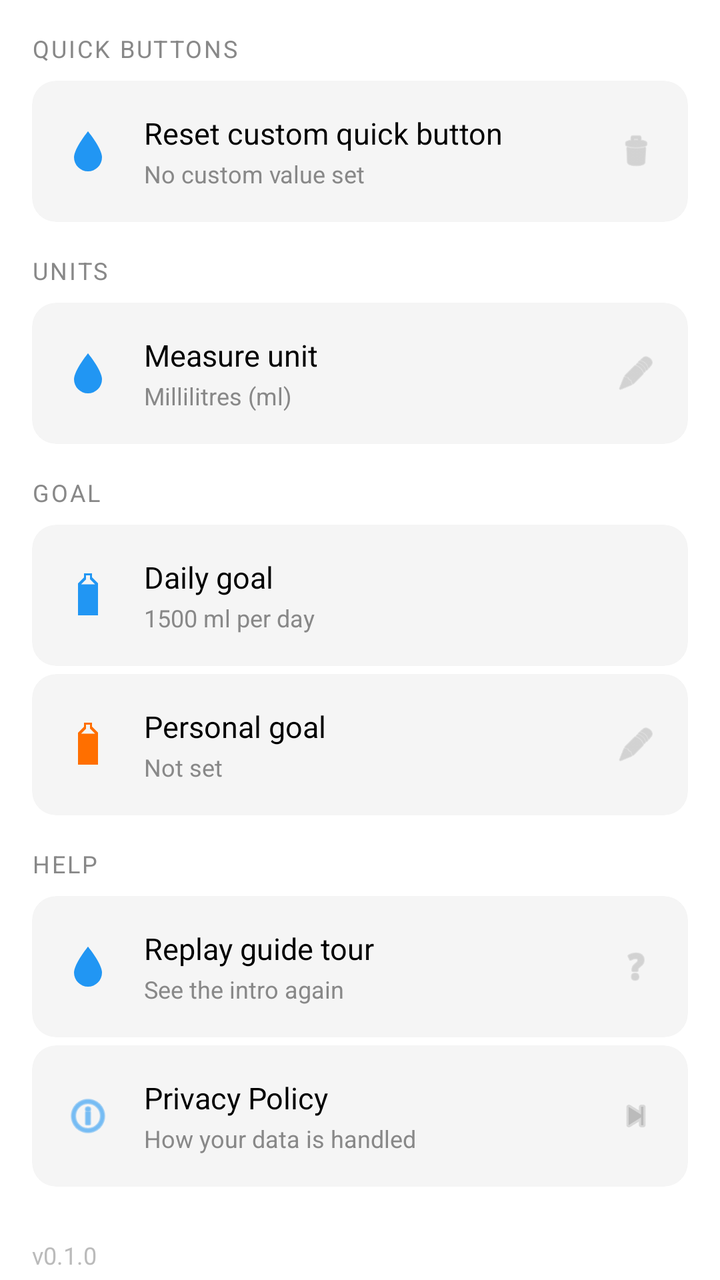
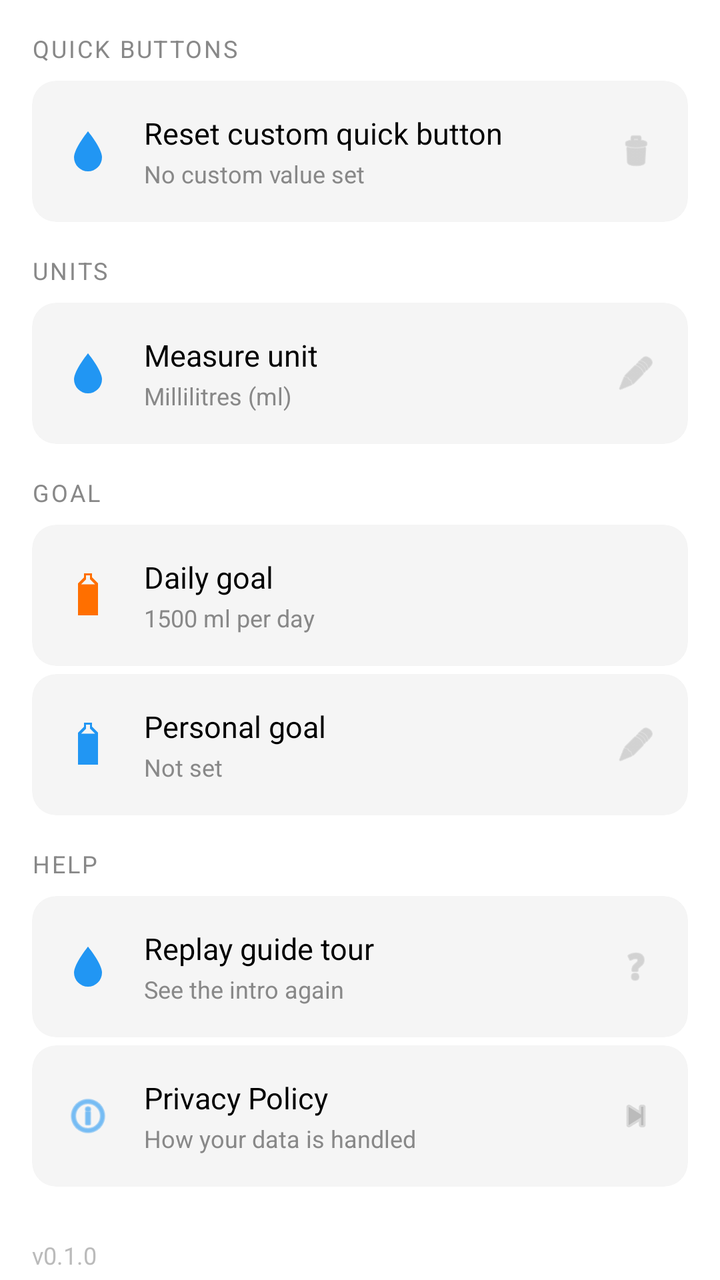

Before-and-after screenshots of an Android layout around one commit, followed by the original layout XML and the change that was made.
<!-- AndroidManifest.xml: application theme Theme.WaterReminder -->
<!-- res/layout/fragment_settings.xml -->
<?xml version="1.0" encoding="utf-8"?>
<androidx.core.widget.NestedScrollView xmlns:android="http://schemas.android.com/apk/res/android"
    xmlns:app="http://schemas.android.com/apk/res-auto"
    android:layout_width="match_parent"
    android:layout_height="match_parent"
    android:background="#FFFFFF">

    <LinearLayout
        android:layout_width="match_parent"
        android:layout_height="wrap_content"
        android:orientation="vertical"
        android:padding="16dp">

        
        <TextView
            android:layout_width="match_parent"
            android:layout_height="wrap_content"
            android:layout_marginBottom="8dp"
            android:text="Quick buttons"
            android:textColor="#888888"
            android:textSize="12sp"
            android:textAllCaps="true"
            android:letterSpacing="0.08" />

        <androidx.cardview.widget.CardView
            android:layout_width="match_parent"
            android:layout_height="wrap_content"
            android:layout_marginBottom="16dp"
            app:cardCornerRadius="12dp"
            app:cardElevation="0dp"
            app:cardBackgroundColor="#F5F5F5">

            <LinearLayout
                android:id="@+id/row_reset_custom"
                android:layout_width="match_parent"
                android:layout_height="wrap_content"
                android:orientation="horizontal"
                android:gravity="center_vertical"
                android:padding="16dp"
                android:background="?attr/selectableItemBackground"
                android:clickable="true"
                android:focusable="true">

                <ImageView
                    android:layout_width="24dp"
                    android:layout_height="24dp"
                    android:layout_marginEnd="16dp"
                    android:src="@drawable/ic_water_drop"
                    android:tint="#2196F3" />

                <LinearLayout
                    android:layout_width="0dp"
                    android:layout_height="wrap_content"
                    android:layout_weight="1"
                    android:orientation="vertical">

                    <TextView
                        android:layout_width="wrap_content"
                        android:layout_height="wrap_content"
                        android:text="Reset custom quick button"
                        android:textColor="#000000"
                        android:textSize="15sp" />

                    <TextView
                        android:id="@+id/text_custom_current"
                        android:layout_width="wrap_content"
                        android:layout_height="wrap_content"
                        android:layout_marginTop="2dp"
                        android:text="No custom value set"
                        android:textColor="#888888"
                        android:textSize="12sp" />

                </LinearLayout>

                <ImageView
                    android:layout_width="20dp"
                    android:layout_height="20dp"
                    android:src="@android:drawable/ic_menu_delete"
                    android:tint="#BBBBBB" />

            </LinearLayout>

        </androidx.cardview.widget.CardView>

        
        <TextView
            android:layout_width="match_parent"
            android:layout_height="wrap_content"
            android:layout_marginBottom="8dp"
            android:text="Units"
            android:textColor="#888888"
            android:textSize="12sp"
            android:textAllCaps="true"
            android:letterSpacing="0.08" />

        <androidx.cardview.widget.CardView
            android:layout_width="match_parent"
            android:layout_height="wrap_content"
            android:layout_marginBottom="16dp"
            app:cardCornerRadius="12dp"
            app:cardElevation="0dp"
            app:cardBackgroundColor="#F5F5F5">

            <LinearLayout
                android:id="@+id/row_set_unit"
                android:layout_width="match_parent"
                android:layout_height="wrap_content"
                android:orientation="horizontal"
                android:gravity="center_vertical"
                android:padding="16dp"
                android:background="?attr/selectableItemBackground"
                android:clickable="true"
                android:focusable="true">

                <ImageView
                    android:layout_width="24dp"
                    android:layout_height="24dp"
                    android:layout_marginEnd="16dp"
                    android:src="@drawable/ic_water_drop"
                    android:tint="#2196F3" />

                <LinearLayout
                    android:layout_width="0dp"
                    android:layout_height="wrap_content"
                    android:layout_weight="1"
                    android:orientation="vertical">

                    <TextView
                        android:layout_width="wrap_content"
                        android:layout_height="wrap_content"
                        android:text="Measure unit"
                        android:textColor="#000000"
                        android:textSize="15sp" />

                    <TextView
                        android:id="@+id/text_unit_current"
                        android:layout_width="wrap_content"
                        android:layout_height="wrap_content"
                        android:layout_marginTop="2dp"
                        android:text="Millilitres (ml)"
                        android:textColor="#888888"
                        android:textSize="12sp" />

                </LinearLayout>

                <ImageView
                    android:layout_width="20dp"
                    android:layout_height="20dp"
                    android:src="@android:drawable/ic_menu_edit"
                    android:tint="#BBBBBB" />

            </LinearLayout>

        </androidx.cardview.widget.CardView>

        
        <TextView
            android:layout_width="match_parent"
            android:layout_height="wrap_content"
            android:layout_marginBottom="8dp"
            android:text="Goal"
            android:textColor="#888888"
            android:textSize="12sp"
            android:textAllCaps="true"
            android:letterSpacing="0.08" />

        <androidx.cardview.widget.CardView
            android:layout_width="match_parent"
            android:layout_height="wrap_content"
            android:layout_marginBottom="2dp"
            app:cardCornerRadius="12dp"
            app:cardElevation="0dp"
            app:cardBackgroundColor="#F5F5F5">

            
            <LinearLayout
                android:layout_width="match_parent"
                android:layout_height="wrap_content"
                android:orientation="horizontal"
                android:gravity="center_vertical"
                android:padding="16dp">

                <ImageView
                    android:layout_width="24dp"
                    android:layout_height="24dp"
                    android:layout_marginEnd="16dp"
                    android:src="@drawable/ic_bottle_full"
                    android:tint="#2196F3" />

                <LinearLayout
                    android:layout_width="0dp"
                    android:layout_height="wrap_content"
                    android:layout_weight="1"
                    android:orientation="vertical">

                    <TextView
                        android:layout_width="wrap_content"
                        android:layout_height="wrap_content"
                        android:text="Daily goal"
                        android:textColor="#000000"
                        android:textSize="15sp" />

                    <TextView
                        android:layout_width="wrap_content"
                        android:layout_height="wrap_content"
                        android:layout_marginTop="2dp"
                        android:text="1500 ml per day"
                        android:textColor="#888888"
                        android:textSize="12sp" />

                </LinearLayout>

            </LinearLayout>

        </androidx.cardview.widget.CardView>

        <androidx.cardview.widget.CardView
            android:layout_width="match_parent"
            android:layout_height="wrap_content"
            android:layout_marginTop="2dp"
            android:layout_marginBottom="16dp"
            app:cardCornerRadius="12dp"
            app:cardElevation="0dp"
            app:cardBackgroundColor="#F5F5F5">

            
            <LinearLayout
                android:id="@+id/row_set_personal_goal"
                android:layout_width="match_parent"
                android:layout_height="wrap_content"
                android:orientation="horizontal"
                android:gravity="center_vertical"
                android:padding="16dp"
                android:background="?attr/selectableItemBackground"
                android:clickable="true"
                android:focusable="true">

                <ImageView
                    android:layout_width="24dp"
                    android:layout_height="24dp"
                    android:layout_marginEnd="16dp"
                    android:src="@drawable/ic_bottle_full"
                    android:tint="#FF6F00" />

                <LinearLayout
                    android:layout_width="0dp"
                    android:layout_height="wrap_content"
                    android:layout_weight="1"
                    android:orientation="vertical">

                    <TextView
                        android:layout_width="wrap_content"
                        android:layout_height="wrap_content"
                        android:text="Personal goal"
                        android:textColor="#000000"
                        android:textSize="15sp" />

                    <TextView
                        android:id="@+id/text_personal_goal_current"
                        android:layout_width="wrap_content"
                        android:layout_height="wrap_content"
                        android:layout_marginTop="2dp"
                        android:text="Not set"
                        android:textColor="#888888"
                        android:textSize="12sp" />

                </LinearLayout>

                <ImageView
                    android:layout_width="20dp"
                    android:layout_height="20dp"
                    android:src="@android:drawable/ic_menu_edit"
                    android:tint="#BBBBBB" />

            </LinearLayout>

        </androidx.cardview.widget.CardView>

        
        <TextView
            android:layout_width="match_parent"
            android:layout_height="wrap_content"
            android:layout_marginBottom="8dp"
            android:text="Help"
            android:textColor="#888888"
            android:textSize="12sp"
            android:textAllCaps="true"
            android:letterSpacing="0.08" />

        <androidx.cardview.widget.CardView
            android:layout_width="match_parent"
            android:layout_height="wrap_content"
            android:layout_marginBottom="2dp"
            app:cardCornerRadius="12dp"
            app:cardElevation="0dp"
            app:cardBackgroundColor="#F5F5F5">

            <LinearLayout
                android:id="@+id/row_replay_tour"
                android:layout_width="match_parent"
                android:layout_height="wrap_content"
                android:orientation="horizontal"
                android:gravity="center_vertical"
                android:padding="16dp"
                android:background="?attr/selectableItemBackground"
                android:clickable="true"
                android:focusable="true">

                <ImageView
                    android:layout_width="24dp"
                    android:layout_height="24dp"
                    android:layout_marginEnd="16dp"
                    android:src="@drawable/ic_water_drop"
                    android:tint="#2196F3" />

                <LinearLayout
                    android:layout_width="0dp"
                    android:layout_height="wrap_content"
                    android:layout_weight="1"
                    android:orientation="vertical">

                    <TextView
                        android:layout_width="wrap_content"
                        android:layout_height="wrap_content"
                        android:text="Replay guide tour"
                        android:textColor="#000000"
                        android:textSize="15sp" />

                    <TextView
                        android:layout_width="wrap_content"
                        android:layout_height="wrap_content"
                        android:layout_marginTop="2dp"
                        android:text="See the intro again"
                        android:textColor="#888888"
                        android:textSize="12sp" />

                </LinearLayout>

                <ImageView
                    android:layout_width="20dp"
                    android:layout_height="20dp"
                    android:src="@android:drawable/ic_menu_help"
                    android:tint="#BBBBBB" />

            </LinearLayout>

        </androidx.cardview.widget.CardView>

        <androidx.cardview.widget.CardView
            android:layout_width="match_parent"
            android:layout_height="wrap_content"
            android:layout_marginTop="2dp"
            android:layout_marginBottom="16dp"
            app:cardCornerRadius="12dp"
            app:cardElevation="0dp"
            app:cardBackgroundColor="#F5F5F5">

            <LinearLayout
                android:id="@+id/row_privacy_policy"
                android:layout_width="match_parent"
                android:layout_height="wrap_content"
                android:orientation="horizontal"
                android:gravity="center_vertical"
                android:padding="16dp"
                android:background="?attr/selectableItemBackground"
                android:clickable="true"
                android:focusable="true">

                <ImageView
                    android:layout_width="24dp"
                    android:layout_height="24dp"
                    android:layout_marginEnd="16dp"
                    android:src="@android:drawable/ic_menu_info_details"
                    android:tint="#2196F3" />

                <LinearLayout
                    android:layout_width="0dp"
                    android:layout_height="wrap_content"
                    android:layout_weight="1"
                    android:orientation="vertical">

                    <TextView
                        android:layout_width="wrap_content"
                        android:layout_height="wrap_content"
                        android:text="Privacy Policy"
                        android:textColor="#000000"
                        android:textSize="15sp" />

                    <TextView
                        android:layout_width="wrap_content"
                        android:layout_height="wrap_content"
                        android:layout_marginTop="2dp"
                        android:text="How your data is handled"
                        android:textColor="#888888"
                        android:textSize="12sp" />

                </LinearLayout>

                <ImageView
                    android:layout_width="20dp"
                    android:layout_height="20dp"
                    android:src="@android:drawable/ic_media_next"
                    android:tint="#BBBBBB" />

            </LinearLayout>

        </androidx.cardview.widget.CardView>

        <TextView
            android:layout_width="wrap_content"
            android:layout_height="wrap_content"
            android:layout_marginTop="10dp"
            android:text="v0.1.0"
            android:textColor="#BBBBBB"
            android:textSize="12sp" />

    </LinearLayout>

</androidx.core.widget.NestedScrollView>
<!-- resources referenced by this layout -->
<resources>
  <!-- drawable ic_bottle_full (drawable) -->
  <?xml version="1.0" encoding="utf-8"?>
  <vector xmlns:android="http://schemas.android.com/apk/res/android"
      android:width="24dp"
      android:height="24dp"
      android:viewportWidth="24"
      android:viewportHeight="24">
      <path
          android:fillColor="#FFFFFF"
          android:fillType="evenOdd"
          android:pathData="
              M10,1 H14 V3 L17,6 V22 H7 V6 L10,3 Z
              M11,2 H13 V4 L15.5,6.5 V21 H8.5 V6.5 L11,4 Z
              M8.5,6.5 H15.5 V21 H8.5 Z" />
  </vector>
  <!-- drawable ic_water_drop (drawable) -->
  <?xml version="1.0" encoding="utf-8"?>
  <vector xmlns:android="http://schemas.android.com/apk/res/android"
      android:width="18dp"
      android:height="18dp"
      android:viewportWidth="24"
      android:viewportHeight="24">
      <path
          android:fillColor="#2196F3"
          android:pathData="M12,2C12,2 5,10.5 5,15a7,7 0,0 0,14 0C19,10.5 12,2 12,2z" />
  </vector>
  <style name="Theme.WaterReminder" parent="Base.Theme.WaterReminder" />
  <style name="Base.Theme.WaterReminder" parent="Theme.Material3.DayNight.NoActionBar">
          
          
      </style>
</resources>

<!-- the commit's change to res/layout/fragment_settings.xml (unified diff, before → after) -->
@@ -181,11 +181,12 @@
                 android:padding="16dp">
 
                 <ImageView
-                    android:layout_width="24dp"
-                    android:layout_height="24dp"
-                    android:layout_marginEnd="16dp"
-                    android:src="@drawable/ic_bottle_full"
-                    android:tint="#2196F3" />
+                    android:id="@+id/imageView"
+                    android:layout_width="24dp"
+                    android:layout_height="24dp"
+                    android:layout_marginEnd="16dp"
+                    android:tint="#FF6F00"
+                    app:srcCompat="@drawable/ic_bottle_full" />
 
                 <LinearLayout
                     android:layout_width="0dp"
@@ -240,7 +241,7 @@
                     android:layout_height="24dp"
                     android:layout_marginEnd="16dp"
                     android:src="@drawable/ic_bottle_full"
-                    android:tint="#FF6F00" />
+                    android:tint="#2196F3" />
 
                 <LinearLayout
                     android:layout_width="0dp"
